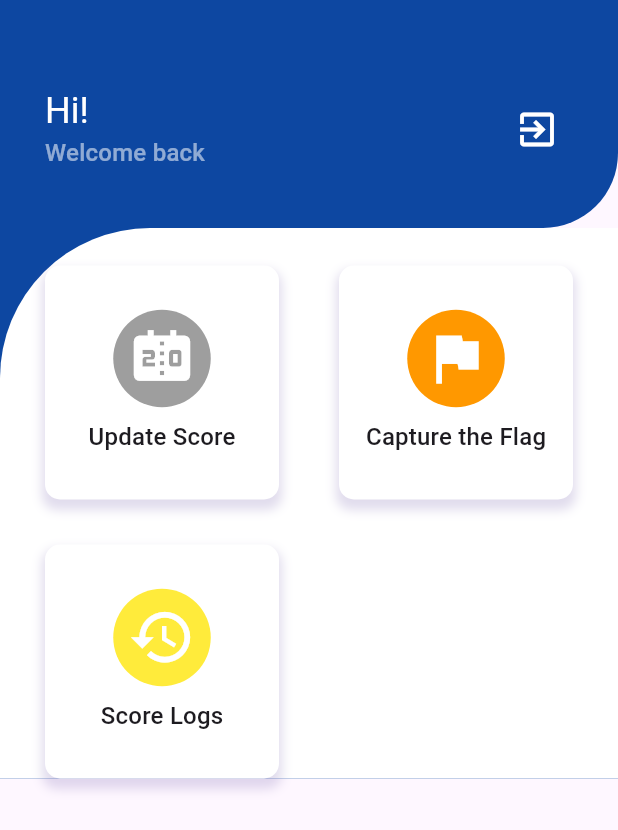
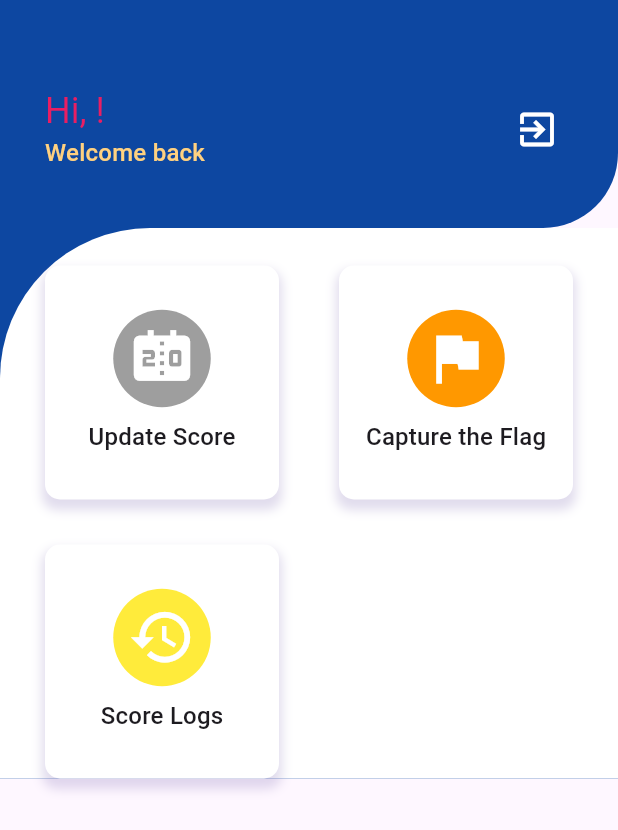
Before and after one commit to sydney1232/YCSS, a Flutter app: the screen it shows once a user with an empty profile is signed in, on a phone screen of 412 x 824 dp. Shown: the top 830 px of the screen. Run offline on Flutter 3.47's test engine with Material 3 defaults, Android fonts, the phone set to English and light mode, and no system bars; our stand-ins replace awesome_dialog, cloud_firestore, firebase_auth, firebase_core, lottie; accounts and stored records are empty.

Commit message:
Changed dashbaord greeting

```diff
--- a/lib/screens/dashboard_screen.dart
+++ b/lib/screens/dashboard_screen.dart
@@ -1,5 +1,6 @@
 import 'package:firebase_auth/firebase_auth.dart';
 import 'package:flutter/material.dart';
+import 'package:ycss/constants/color_palette.dart';
 import 'package:ycss/constants/key_navigation.dart';
 import 'package:ycss/screens/capture_the_flag_screen.dart';
 import 'package:ycss/screens/score_log_screen.dart';
@@ -25,6 +26,7 @@ class _DashboardPageState extends State<DashboardPage> {
 
   @override
   Widget build(BuildContext context) {
+    String userName = currentUser.displayName ?? 'User';
     bool isAdmin() {
       return currentUser.email == ADMIN;
     }
@@ -46,18 +48,18 @@ class _DashboardPageState extends State<DashboardPage> {
                 ListTile(
                   contentPadding: EdgeInsets.symmetric(horizontal: 30),
                   title: Text(
-                    "Hi! ${currentUser.displayName!}",
+                    "Hi, $userName!",
                     style: Theme.of(context)
                         .textTheme
                         .headlineSmall
-                        ?.copyWith(color: Colors.white),
+                        ?.copyWith(color: lightPink),
                   ),
                   subtitle: Text(
                     "Welcome back",
                     style: Theme.of(context)
                         .textTheme
                         .titleMedium
-                        ?.copyWith(color: Colors.white54),
+                        ?.copyWith(color: yellowOrange2),
                   ),
                   trailing: IconButton(
                     onPressed: userSignOut,
```
